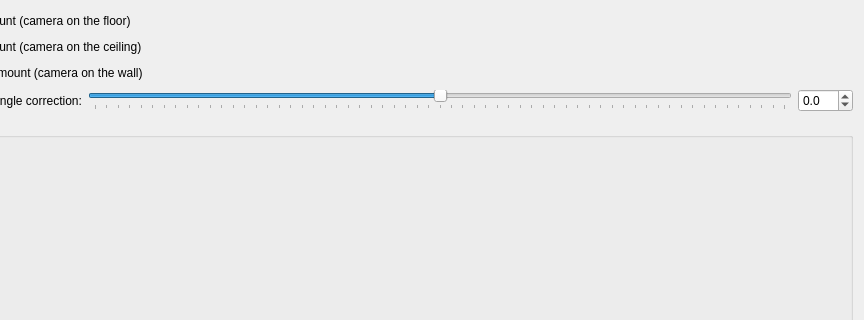
Qt form client/src/ui/widgets/properties/fisheye_settings_widget.ui (networkoptix/nx_open) before a commit; both pictures show x 91 to 955 and y 0 to 320 of the 955 by 503 pixel window.
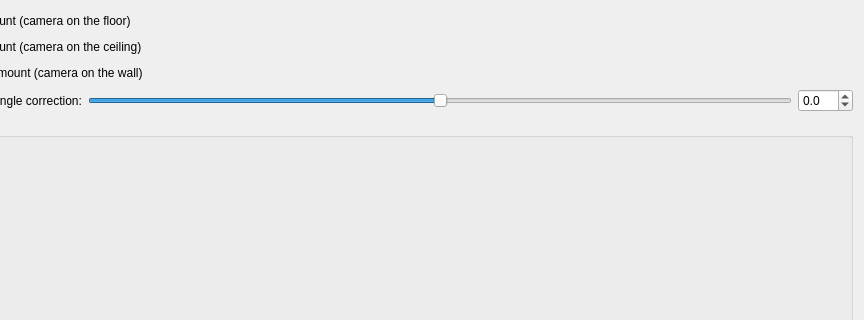
The same form after that commit. Custom widgets are drawn as their Qt base class.

Commit message:
fix Bug #3065: Need to align elements on form "Dewarping"
<==== Mercurial data ====>
Branch: release_2.2

```diff
--- a/client/src/ui/widgets/properties/fisheye_settings_widget.ui
+++ b/client/src/ui/widgets/properties/fisheye_settings_widget.ui
@@ -69,7 +69,7 @@
         <enum>Qt::Horizontal</enum>
        </property>
        <property name="tickPosition">
-        <enum>QSlider::TicksBelow</enum>
+        <enum>QSlider::NoTicks</enum>
        </property>
       </widget>
      </item>
```
